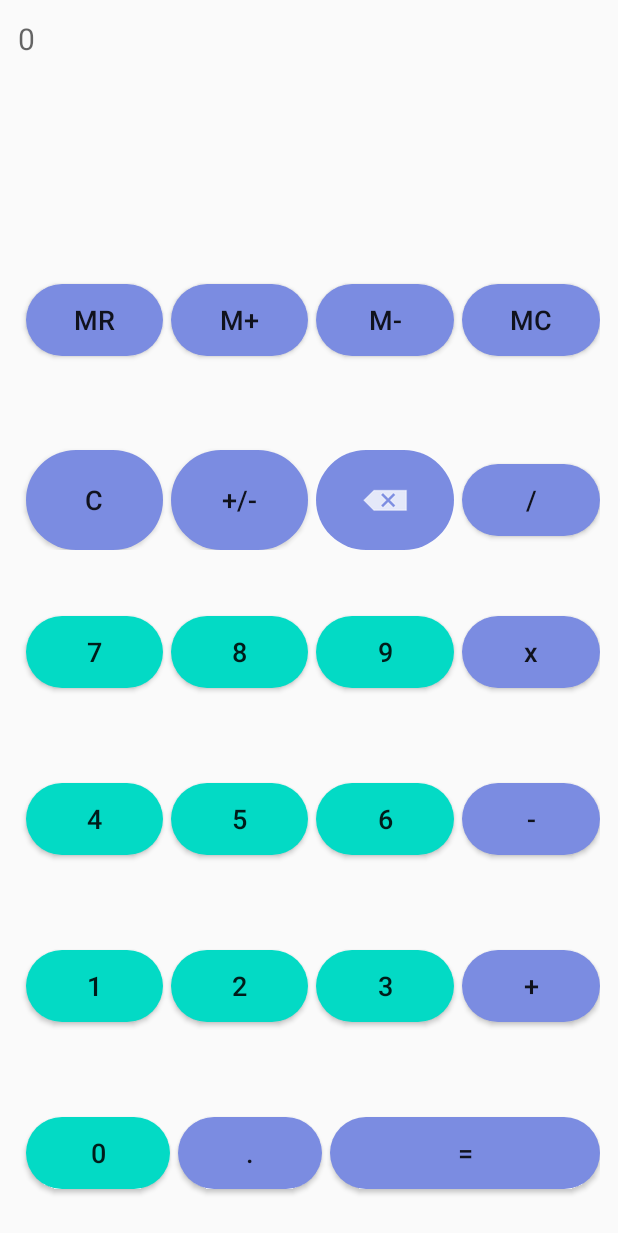
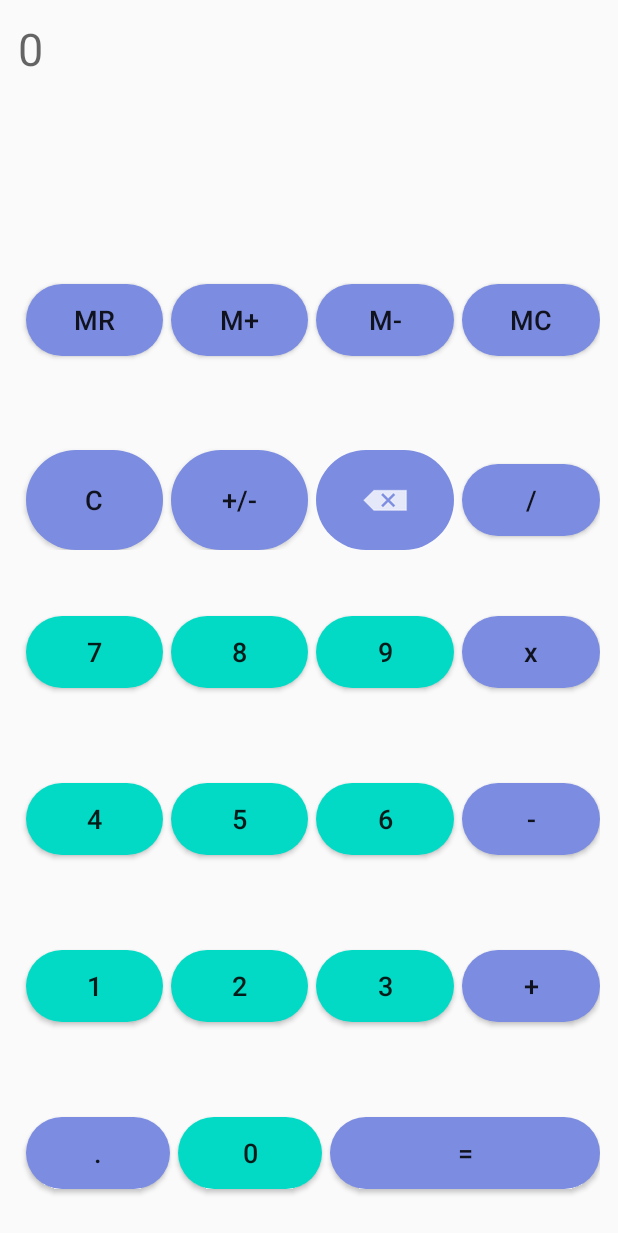
Before and after one commit to Otaka00/SimpleCalculatorApp, an Android app: the screen it shows after launch (MainActivity), on a phone screen of 412 x 824 dp. Shown: the top 1233 px of the screen. Run offline under Robolectric (Android 15) with nearby library versions, the phone set to English and light mode, and no system bars.

Commit message:
Equal Button exceptions and edit layout

```diff
--- a/app/src/main/java/com/ahmadossama/mycalculator/MainActivity.java
+++ b/app/src/main/java/com/ahmadossama/mycalculator/MainActivity.java
@@ -155,7 +155,7 @@ public class MainActivity extends AppCompatActivity {
             Button mybtn = (Button) view;
             //Check if zero or dot button is pressed more than one time
             // to prevent exceptions in decimal numbers
-            if ((text.getText().toString().equals("") && mybtn.equals(btn0)) || (text.getText().toString().contains(".") && mybtn == dotBtn)) {
+            if ((text.getText().toString().equals("") && mybtn.equals(btn0)) || (text.getText().toString().contains(".") && mybtn.equals(dotBtn))) {
                 // isNew = true;
                 return; }
             else {
--- a/app/src/main/res/layout/activity_main.xml
+++ b/app/src/main/res/layout/activity_main.xml
@@ -16,12 +16,12 @@
 
         <TextView
             android:id="@+id/textView"
-            android:textSize="20sp"
             android:layout_width="match_parent"
             android:layout_height="0dp"
             android:layout_margin="12dp"
             android:layout_weight="1"
-            android:hint="0" />
+            android:hint="0"
+            android:textSize="30sp" />
 
         <LinearLayout
             android:layout_width="match_parent"
@@ -313,18 +313,6 @@
                 android:orientation="horizontal">
 
                 <Button
-                    android:id="@+id/b0"
-                    android:layout_width="50dp"
-                    android:layout_height="wrap_content"
-                    android:layout_marginLeft="5dp"
-                    android:layout_marginTop="20dp"
-                    android:layout_weight="1"
-                    android:background="@drawable/button"
-                    android:minHeight="48dp"
-                    android:text="0"
-                    android:textSize="18sp" />
-
-                <Button
                     android:id="@+id/dot"
                     android:layout_width="50dp"
                     android:layout_height="wrap_content"
@@ -335,6 +323,18 @@
                     android:backgroundTint="#7B8CE1"
                     android:minHeight="48dp"
                     android:text="."
+                    android:textSize="18sp" />
+
+                <Button
+                    android:id="@+id/b0"
+                    android:layout_width="50dp"
+                    android:layout_height="wrap_content"
+                    android:layout_marginLeft="5dp"
+                    android:layout_marginTop="20dp"
+                    android:layout_weight="1"
+                    android:background="@drawable/button"
+                    android:minHeight="48dp"
+                    android:text="0"
                     android:textSize="18sp" />
 
                 <Button
```
